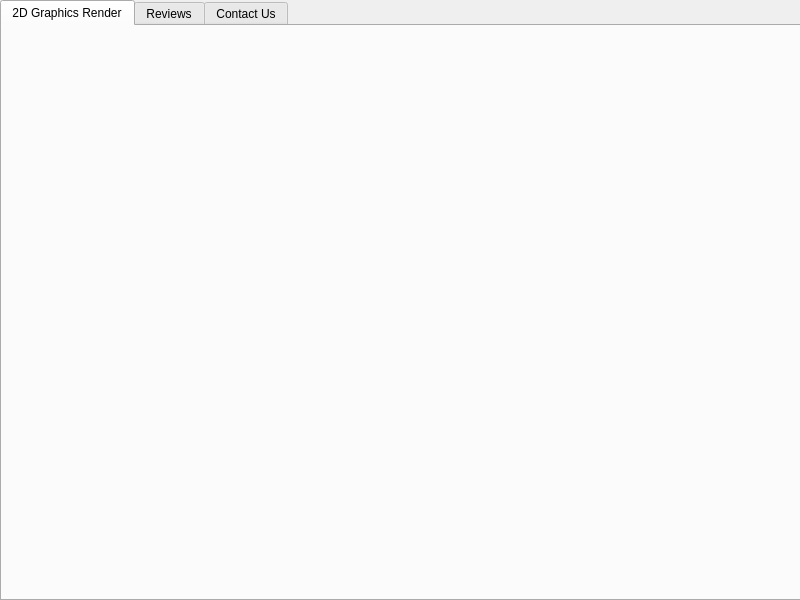
Old version of the form 2D_Graphics_Modeler/MainWindow.ui in the repository Hcorupe/2D-Graphics-Modeler.
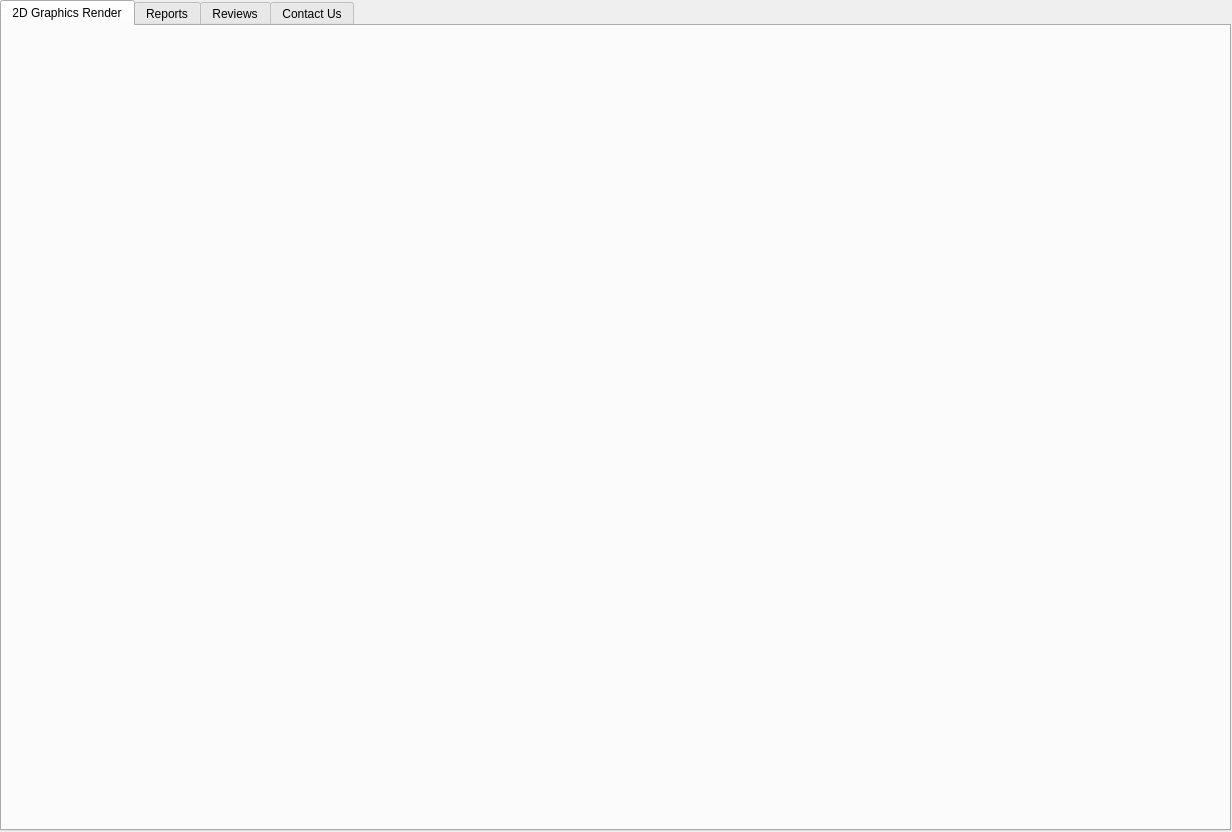
New version of the form.

Diff of the .ui file:
```diff
--- a/2D_Graphics_Modeler/MainWindow.ui
+++ b/2D_Graphics_Modeler/MainWindow.ui
@@ -6,8 +6,8 @@
    <rect>
     <x>0</x>
     <y>0</y>
-    <width>800</width>
-    <height>600</height>
+    <width>1232</width>
+    <height>832</height>
    </rect>
   </property>
   <property name="windowTitle">
@@ -18,8 +18,8 @@
     <rect>
      <x>0</x>
      <y>0</y>
-     <width>801</width>
-     <height>601</height>
+     <width>1231</width>
+     <height>831</height>
     </rect>
    </property>
    <property name="currentIndex">
@@ -30,7 +30,12 @@
      <string>2D Graphics Render</string>
     </attribute>
    </widget>
-   <widget class="QWidget" name="tab_2">
+   <widget class="QWidget" name="ReportsTab">
+    <attribute name="title">
+     <string>Reports</string>
+    </attribute>
+   </widget>
+   <widget class="QWidget" name="ReviewTab">
     <attribute name="title">
      <string>Reviews</string>
     </attribute>
```
Left out of the diff: 4 changed lines with no effect on the pictures.
